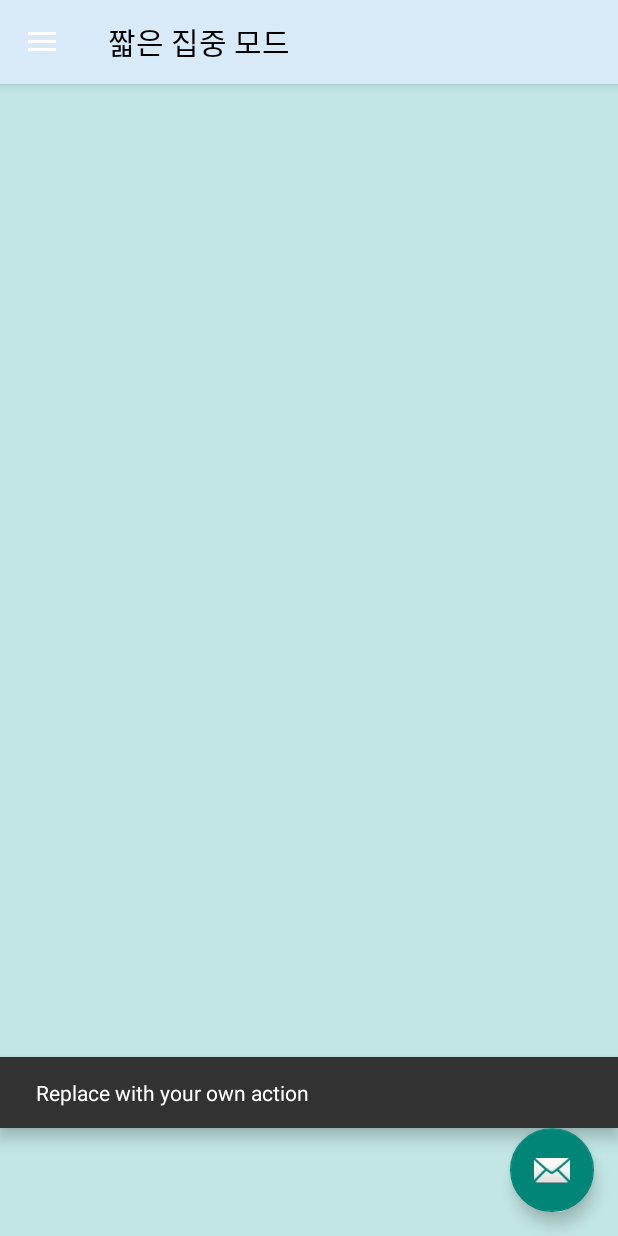
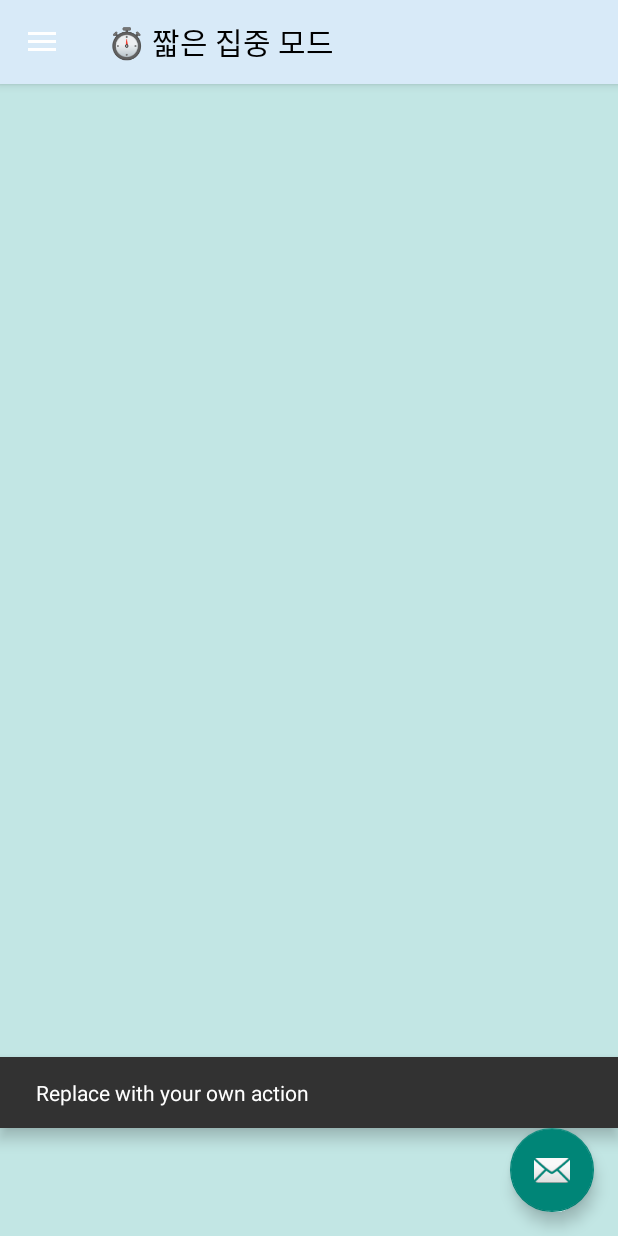
Before and after one commit to DDH-975/FocusPom, an Android app: the screen it shows after launch (MainActivity2), in the side drawer, after a tap on "짧은 집중 모드", on a phone screen of 412 x 824 dp. Run offline under Robolectric (Android 15) with nearby library versions, the phone set to English and light mode, and no system bars; our stand-ins replace navigation-ui; Roboto replaces fonts that are not available here.

Commit message:
모드 명 왼쪽 이모지 추가

```diff
--- a/app/src/main/res/navigation/mobile_navigation.xml
+++ b/app/src/main/res/navigation/mobile_navigation.xml
@@ -8,32 +8,32 @@
     <fragment
         android:id="@+id/nav_home"
         android:name="com.project.pomodoro.ui.home.HomeFragment"
-        android:label="공부한 시간"
+        android:label="📅️ 공부한 시간"
         tools:layout="@layout/fragment_home" />
     <fragment
         android:id="@+id/nav_basicMode"
         android:name="com.project.pomodoro.ui.basicMode.BasicModeFragment"
-        android:label="기본 모드"
+        android:label="⏲️️ 기본 모드"
         tools:layout="@layout/fragment_basicmode" />
     <fragment
         android:id="@+id/nav_longFocus"
         android:name="com.project.pomodoro.ui.longFocus.LongFocusFragment"
-        android:label="롱 포커스 모드"
+        android:label="🧠 롱 포커스 모드"
         tools:layout="@layout/fragment_long_focus" />
     <fragment
         android:id="@+id/nav_myCustom"
         android:name="com.project.pomodoro.ui.myCustom.MyCustomPragment"
-        android:label="내 맞춤 모드"
+        android:label="🛠️ 내 맞춤 모드"
         tools:layout="@layout/fragment_my_custom" />
     <fragment
         android:id="@+id/nav_shortFocus"
         android:name="com.project.pomodoro.ui.shortFocus.ShortFocusFragment"
-        android:label="짧은 집중 모드"
+        android:label="⏱️ 짧은 집중 모드"
         tools:layout="@layout/fragment_shortfocus" />
     <fragment
         android:id="@+id/nav_ultraFocus"
         android:name="com.project.pomodoro.ui.ultraFocus.UltraFocusFragment"
-        android:label="울트라 포커스 모드"
+        android:label="🔥 울트라 포커스 모드"
         tools:layout="@layout/fragment_ultra_focus" />
 
 </navigation>
```
